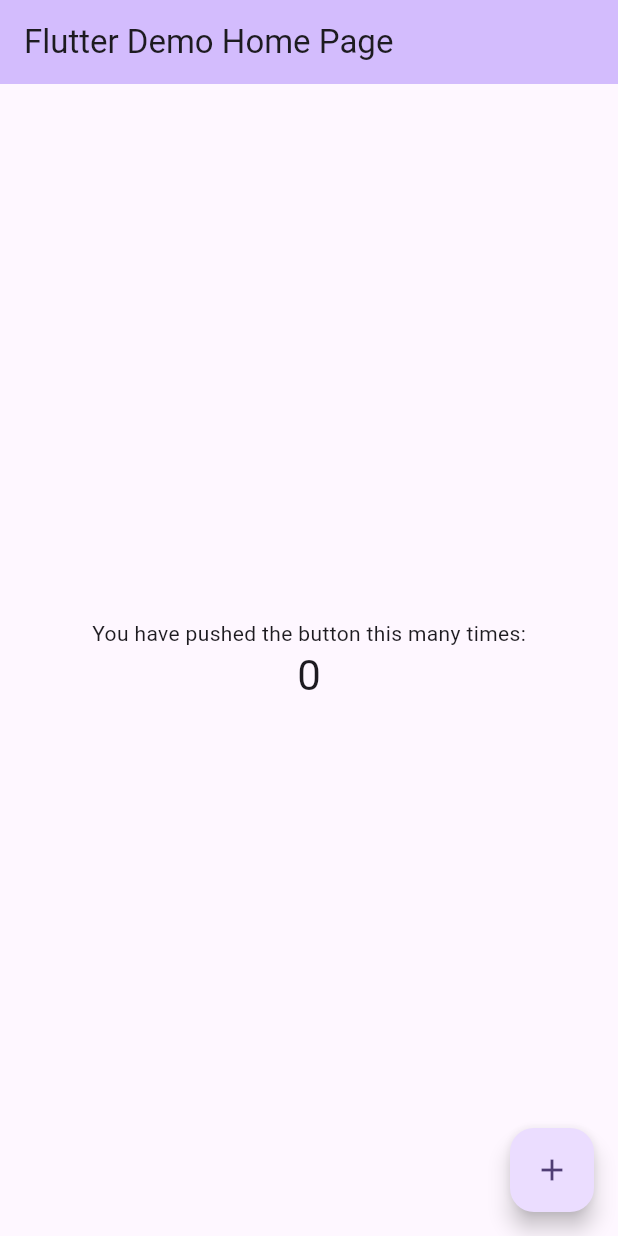
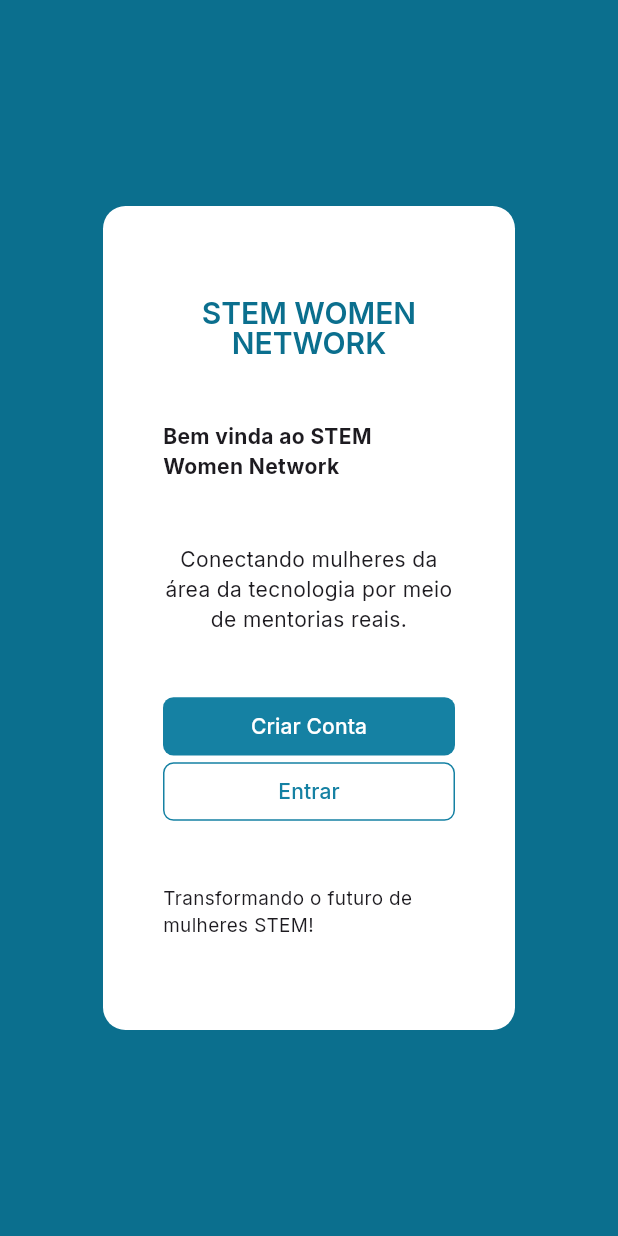
Before and after one commit to stem-women-network/frontend, a Flutter app: the screen it shows after launch, on a phone screen of 412 x 824 dp. Run offline on Flutter 3.47's test engine with Material 3 defaults, Android fonts, the phone set to English and light mode, and no system bars; our stand-ins replace google_fonts.

Commit message:
feat: criar página inicial

```diff
--- /dev/null
+++ b/lib/app.dart
@@ -0,0 +1,25 @@
+import 'package:flutter/material.dart';
+import 'package:frontend/screens/home/home_page.dart';
+import 'package:google_fonts/google_fonts.dart';
+
+class App extends StatelessWidget {
+  const App({super.key});
+
+  @override
+  Widget build(BuildContext context) {
+    return MaterialApp(
+      title: 'Stem Women',
+      home: HomePage(),
+      theme: _buildTheme(Brightness.light),
+      debugShowCheckedModeBanner: false,
+    );
+  }
+
+  ThemeData _buildTheme(Brightness brightness) {
+    final baseTheme = ThemeData(brightness: brightness);
+
+    return baseTheme.copyWith(
+      textTheme: GoogleFonts.interTextTheme(baseTheme.textTheme),
+    );
+  }
+}
--- a/lib/main.dart
+++ b/lib/main.dart
@@ -1,122 +1,6 @@
 import 'package:flutter/material.dart';
+import 'package:frontend/app.dart';
 
 void main() {
-  runApp(const MyApp());
+  runApp(const App());
 }
-
-class MyApp extends StatelessWidget {
-  const MyApp({super.key});
-
-  // This widget is the root of your application.
-  @override
-  Widget build(BuildContext context) {
-    return MaterialApp(
-      title: 'Flutter Demo',
-      theme: ThemeData(
-        // This is the theme of your application.
-        //
-        // TRY THIS: Try running your application with "flutter run". You'll see
-        // the application has a purple toolbar. Then, without quitting the app,
-        // try changing the seedColor in the colorScheme below to Colors.green
-        // and then invoke "hot reload" (save your changes or press the "hot
-        // reload" button in a Flutter-supported IDE, or press "r" if you used
-        // the command line to start the app).
-        //
-        // Notice that the counter didn't reset back to zero; the application
-        // state is not lost during the reload. To reset the state, use hot
-        // restart instead.
-        //
-        // This works for code too, not just values: Most code changes can be
-        // tested with just a hot reload.
-        colorScheme: ColorScheme.fromSeed(seedColor: Colors.deepPurple),
-      ),
-      home: const MyHomePage(title: 'Flutter Demo Home Page'),
-    );
-  }
-}
-
-class MyHomePage extends StatefulWidget {
-  const MyHomePage({super.key, required this.title});
-
-  // This widget is the home page of your application. It is stateful, meaning
-  // that it has a State object (defined below) that contains fields that affect
-  // how it looks.
-
-  // This class is the configuration for the state. It holds the values (in this
-  // case the title) provided by the parent (in this case the App widget) and
-  // used by the build method of the State. Fields in a Widget subclass are
-  // always marked "final".
-
-  final String title;
-
-  @override
-  State<MyHomePage> createState() => _MyHomePageState();
-}
-
-class _MyHomePageState extends State<MyHomePage> {
-  int _counter = 0;
-
-  void _incrementCounter() {
-    setState(() {
-      // This call to setState tells the Flutter framework that something has
-      // changed in this State, which causes it to rerun the build method below
-      // so that the display can reflect the updated values. If we changed
-      // _counter without calling setState(), then the build method would not be
-      // called again, and so nothing would appear to happen.
-      _counter++;
-    });
-  }
-
-  @override
-  Widget build(BuildContext context) {
-    // This method is rerun every time setState is called, for instance as done
-    // by the _incrementCounter method above.
-    //
-    // The Flutter framework has been optimized to make rerunning build methods
-    // fast, so that you can just rebuild anything that needs updating rather
-    // than having to individually change instances of widgets.
-    return Scaffold(
-      appBar: AppBar(
-        // TRY THIS: Try changing the color here to a specific color (to
-        // Colors.amber, perhaps?) and trigger a hot reload to see the AppBar
-        // change color while the other colors stay the same.
-        backgroundColor: Theme.of(context).colorScheme.inversePrimary,
-        // Here we take the value from the MyHomePage object that was created by
-        // the App.build method, and use it to set our appbar title.
-        title: Text(widget.title),
-      ),
-      body: Center(
-        // Center is a layout widget. It takes a single child and positions it
-        // in the middle of the parent.
-        child: Column(
-          // Column is also a layout widget. It takes a list of children and
-          // arranges them vertically. By default, it sizes itself to fit its
-          // children horizontally, and tries to be as tall as its parent.
-          //
-          // Column has various properties to control how it sizes itself and
-          // how it positions its children. Here we use mainAxisAlignment to
-          // center the children vertically; the main axis here is the vertical
-          // axis because Columns are vertical (the cross axis would be
-          // horizontal).
-          //
-          // TRY THIS: Invoke "debug painting" (choose the "Toggle Debug Paint"
-          // action in the IDE, or press "p" in the console), to see the
-          // wireframe for each widget.
-          mainAxisAlignment: MainAxisAlignment.center,
-          children: <Widget>[
-            const Text('You have pushed the button this many times:'),
-            Text(
-              '$_counter',
-              style: Theme.of(context).textTheme.headlineMedium,
-            ),
-          ],
-        ),
-      ),
-      floatingActionButton: FloatingActionButton(
-        onPressed: _incrementCounter,
-        tooltip: 'Increment',
-        child: const Icon(Icons.add),
-      ), // This trailing comma makes auto-formatting nicer for build methods.
-    );
-  }
-}
--- /dev/null
+++ b/lib/screens/home/home_page.dart
@@ -0,0 +1,129 @@
+import 'package:flutter/material.dart';
+import 'package:frontend/screens/home/login_page.dart';
+import 'package:frontend/screens/home/signup_page.dart';
+
+class HomePage extends StatelessWidget {
+  const HomePage({super.key});
+
+  @override
+  Widget build(BuildContext context) {
+    final width = MediaQuery.of(context).size.width;
+    final height = MediaQuery.of(context).size.height;
+
+    return Scaffold(
+      body: Center(
+        child: SizedBox(
+          width: width / 1.5,
+          height: height / 1.5,
+          child: DecoratedBox(
+            decoration: BoxDecoration(
+              color: Color(0xFFFFFFFF),
+              borderRadius: BorderRadius.all(Radius.circular(15)),
+            ),
+            child: Center(
+              child: Container(
+                margin: EdgeInsetsGeometry.symmetric(
+                  vertical: 20,
+                  horizontal: 40,
+                ),
+                child: Column(
+                  mainAxisAlignment: MainAxisAlignment.center,
+                  mainAxisSize: MainAxisSize.max,
+                  spacing: 0.5,
+                  children: [
+                    Spacer(),
+                    Text(
+                      "STEM WOMEN NETWORK",
+                      style: TextStyle(
+                        color: Color(0xFF0B6F8E),
+                        fontSize: 20,
+                        height: 1,
+                        fontWeight: FontWeight.w600,
+                        letterSpacing: 0,
+                      ),
+                      textAlign: TextAlign.center,
+                    ),
+                    Spacer(),
+                    Text(
+                      "Bem vinda ao STEM Women Network",
+                      style: TextStyle(fontWeight: FontWeight.bold),
+                    ),
+                    Spacer(),
+                    Text(
+                      "Conectando mulheres da área da tecnologia por meio de mentorias reais.",
+                      textAlign: TextAlign.center,
+                    ),
+                    Spacer(),
+                    Expanded(
+                      child: Padding(
+                        padding: const EdgeInsets.only(bottom: 2),
+                        child: SizedBox.expand(
+                          child: FilledButton(
+                            style: ButtonStyle(
+                              backgroundColor: WidgetStatePropertyAll(
+                                Color(0xFF1581A3),
+                              ),
+                              shape: WidgetStatePropertyAll(
+                                RoundedRectangleBorder(
+                                  borderRadius: BorderRadiusGeometry.circular(
+                                    7,
+                                  ),
+                                ),
+                              ),
+                            ),
+                            child: const Text("Criar Conta"),
+                            onPressed: () => Navigator.of(context).push(MaterialPageRoute(builder: (context) => const SignUpPage())),
+                          ),
+                        ),
+                      ),
+                    ),
+                    Expanded(
+                      child: Padding(
+                        padding: EdgeInsetsGeometry.only(top: 2),
+                        child: SizedBox.expand(
+                          child: OutlinedButton(
+                            style: ButtonStyle(
+                              backgroundColor: WidgetStatePropertyAll(
+                                Color(0xFFFFFFFF),
+                              ),
+                              foregroundColor: WidgetStatePropertyAll(
+                                Color(0xFF1581A3),
+                              ),
+                              side: WidgetStatePropertyAll(
+                                BorderSide(color: Color(0xFF1581A3)),
+                              ),
+                              shape: WidgetStatePropertyAll(
+                                RoundedRectangleBorder(
+                                  borderRadius: BorderRadiusGeometry.circular(
+                                    7,
+                                  ),
+                                ),
+                              ),
+                            ),
+                            child: const Text("Entrar"),
+                            onPressed: () => Navigator.of(context).push(
+                              MaterialPageRoute(
+                                builder: (context) => const LoginPage(),
+                              ),
+                            ),
+                          ),
+                        ),
+                      ),
+                    ),
+                    Spacer(),
+                    Text(
+                      "Transformando o futuro de mulheres STEM!",
+                      textScaler: TextScaler.linear(0.9),
+                    ),
+                    Spacer(),
+                  ],
+                ),
+              ),
+            ),
+          ),
+        ),
+      ),
+      backgroundColor: Color(0xFF0B6F8E),
+    );
+  }
+}
--- /dev/null
+++ b/lib/screens/home/login_page.dart
@@ -0,0 +1,10 @@
+import 'package:flutter/material.dart';
+
+class LoginPage extends StatelessWidget {
+  const LoginPage({super.key});
+
+  @override
+  Widget build(BuildContext context) {
+    return Container();
+  }
+}
--- /dev/null
+++ b/lib/screens/home/signup_page.dart
@@ -0,0 +1,9 @@
+import 'package:flutter/material.dart';
+
+class SignUpPage extends StatelessWidget {
+  const SignUpPage({super.key});
+  @override
+  Widget build(BuildContext context) {
+    return Container();
+  }
+}
```
